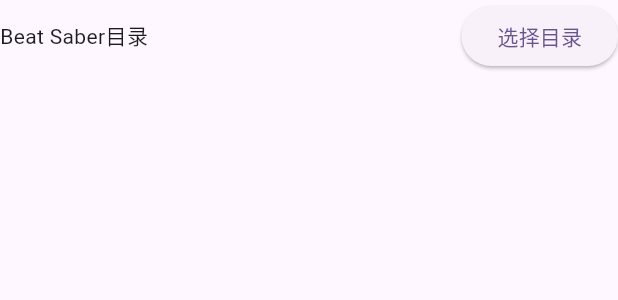
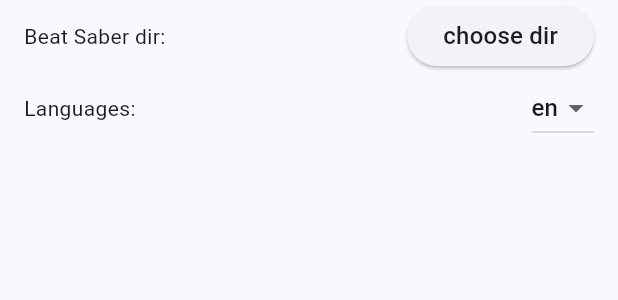
Before and after one commit to lengyue524/beat_cinema, a Flutter app: the ConfigPage widget shown alone on an empty page, opened directly, on a phone screen of 412 x 824 dp. Shown: the top 300 px of the screen. Run offline on Flutter 3.47's test engine with Material 3 defaults, Android fonts, the phone set to English and light mode, and no system bars; our stand-ins replace bloc, file_picker, flutter_bloc, shared_preferences, sprintf; accounts and stored records are empty; generated files the repository leaves out were written again.

Commit message:
feat: 添加多语言，优化UI样式

```diff
--- /dev/null
+++ b/devtools_options.yaml
@@ -0,0 +1 @@
+extensions:
--- /dev/null
+++ b/l10n.yaml
@@ -0,0 +1,3 @@
+arb-dir: lib/l10n
+template-arb-file: intl_en.arb
+output-localization-file: app_localizations.dart
--- /dev/null
+++ b/lib/App/bloc/app_event.dart
@@ -0,0 +1,12 @@
+part of 'app_bloc.dart';
+enum AppLocal {
+  en,
+  zh
+}
+@immutable
+sealed class AppEvent {}
+
+final class AppLoadComplatedEvent extends AppEvent {
+  AppLoadComplatedEvent(this.local);
+  final AppLocal local;
+}
--- /dev/null
+++ b/lib/App/bloc/app_state.dart
@@ -0,0 +1,12 @@
+part of 'app_bloc.dart';
+
+@immutable
+sealed class AppState {}
+
+final class AppInitial extends AppState {}
+
+
+final class AppLaunchComplated extends AppState {
+  AppLaunchComplated(this.local);
+  final AppLocal local;
+}
--- a/lib/App/main_page.dart
+++ b/lib/App/main_page.dart
@@ -1,5 +1,5 @@
-import 'package:beat_cinema/Config/config_page.dart';
-import 'package:beat_cinema/Menu/cubit/menu_cubit.dart';
+import 'package:beat_cinema/Modules/Config/config_page.dart';
+import 'package:beat_cinema/Modules/Menu/cubit/menu_cubit.dart';
 import 'package:flutter/material.dart';
 import 'package:flutter_bloc/flutter_bloc.dart';
 
@@ -13,6 +13,8 @@
         switch (state.menu) {
           case MenuItem.config:
             return const ConfigPage();
+          case MenuItem.home:
+            return const Text("home");
           default:
           return const ConfigPage();
         }
--- /dev/null
+++ b/lib/Common/Constants.dart
@@ -0,0 +1,6 @@
+class Constants {
+  static const String beatSaberExe = "Beat Saber.exe";
+
+
+  static const String sharedPreferencesAppLocal = "sharedPreferencesAppLocal";
+}
--- a/lib/Config/config_page.dart
+++ /dev/null
@@ -1,34 +0,0 @@
-import 'dart:io';
-
-import 'package:beat_cinema/Config/bloc/config_bloc.dart';
-import 'package:file_picker/file_picker.dart';
-import 'package:flutter/material.dart';
-import 'package:flutter_bloc/flutter_bloc.dart';
-
-class ConfigPage extends StatelessWidget {
-  const ConfigPage({super.key});
-
-  @override
-  Widget build(BuildContext context) {
-    return Column(
-      children: [
-        BlocBuilder<ConfigBloc, ConfigInitial>(builder: (context, state) {
-          return Row(children: [
-            Expanded(child: Text("Beat Saber目录${state.beatSaberPath}")),
-            ElevatedButton(onPressed: () async {
-              String? beatSaberDir = await FilePicker.platform.getDirectoryPath();
-              // 检查Beat Saber.exe是否在目录下
-              String beatSaberExePath = "$beatSaberDir${Platform.pathSeparator}Beat Saber.exe";
-              bool beatSaberExeExists = await File(beatSaberExePath).exists();
-              if (beatSaberExeExists) {
-                if (context.mounted) context.read<ConfigBloc>().add(BeatSaberFolderSetted(beatSaberDir));
-              } else {
-                if (context.mounted) ScaffoldMessenger.of(context).showSnackBar(const SnackBar(content: Text("未找到Beat Saber.exe")));
-              }
-            }, child: const Text("选择目录"))
-          ]);
-        })
-      ],
-    );
-  }
-}
--- a/lib/Config/bloc/config_bloc.dart
+++ b/lib/Modules/Config/bloc/config_bloc.dart
@@ -1,6 +1,5 @@
 import 'package:bloc/bloc.dart';
 import 'package:flutter/material.dart';
-import 'package:meta/meta.dart';
 
 part 'config_event.dart';
 part 'config_state.dart';
--- a/lib/Config/bloc/config_event.dart
+++ b/lib/Modules/Config/bloc/config_event.dart
@@ -7,3 +7,8 @@
   BeatSaberFolderSetted(this.beatSaberPath);
   final String? beatSaberPath;
 }
+
+final class LocaleChanged extends ConfigEvent {
+  LocaleChanged(this.local);
+  final Locale local;
+}
--- /dev/null
+++ b/lib/Modules/Config/config_page.dart
@@ -0,0 +1,86 @@
+import 'dart:io';
+
+import 'package:beat_cinema/App/bloc/app_bloc.dart';
+import 'package:beat_cinema/Common/constants.dart';
+import 'package:beat_cinema/Modules/Config/bloc/config_bloc.dart';
+import 'package:file_picker/file_picker.dart';
+import 'package:flutter/material.dart';
+import 'package:flutter_bloc/flutter_bloc.dart';
+import 'package:flutter_gen/gen_l10n/app_localizations.dart';
+import 'package:sprintf/sprintf.dart';
+
+class ConfigPage extends StatelessWidget {
+  const ConfigPage({super.key});
+
+  @override
+  Widget build(BuildContext context) {
+    return ListView(
+      padding: const EdgeInsets.only(left: 16, right: 16),
+      children: [
+        BlocBuilder<ConfigBloc, ConfigInitial>(builder: (context, state) {
+          return SizedBox(
+            height: 48,
+            child: Row(children: [
+              Expanded(
+                  child: Text(
+                      "${AppLocalizations.of(context)?.beat_saber_dir}${state.beatSaberPath}",
+                      style: Theme.of(context).textTheme.bodyMedium)),
+              ElevatedButton(
+                  onPressed: () async {
+                    String? beatSaberDir =
+                        await FilePicker.platform.getDirectoryPath();
+                    // 检查Beat Saber.exe是否在目录下
+                    String beatSaberExePath =
+                        "$beatSaberDir${Platform.pathSeparator}${Constants.beatSaberExe}";
+                    bool beatSaberExeExists =
+                        await File(beatSaberExePath).exists();
+                    if (beatSaberExeExists) {
+                      if (context.mounted) {
+                        context
+                            .read<ConfigBloc>()
+                            .add(BeatSaberFolderSetted(beatSaberDir));
+                      }
+                    } else {
+                      if (context.mounted) {
+                        ScaffoldMessenger.of(context).showSnackBar(SnackBar(
+                            content: Text(sprintf(
+                                AppLocalizations.of(context)!.exe_not_found,
+                                [Constants.beatSaberExe]))));
+                      }
+                    }
+                  },
+                  child: Text("${AppLocalizations.of(context)?.choose_dir}",
+                      style: Theme.of(context).textTheme.titleMedium))
+            ]),
+          );
+        }),
+        SizedBox(
+          height: 48,
+          child: Row(
+            children: [
+              Expanded(
+                  child: Text("${AppLocalizations.of(context)?.languages}")),
+              BlocBuilder<AppBloc, AppState>(
+                builder: (context, state) {
+                  return DropdownButton(
+                      value:
+                          (context.read<AppBloc>().state as AppLaunchComplated)
+                              .local,
+                      items:
+                          AppLocal.values.map<DropdownMenuItem<AppLocal>>((e) {
+                        return DropdownMenuItem<AppLocal>(
+                            value: e, child: Text(e.name));
+                      }).toList(),
+                      onChanged: (e) {
+                        AppBloc.saveAppLocal(e!);
+                        context.read<AppBloc>().add(AppLoadComplatedEvent(e));
+                      });
+                },
+              )
+            ],
+          ),
+        )
+      ],
+    );
+  }
+}
--- a/lib/Menu/cubit/menu_cubit.dart
+++ b/lib/Modules/Menu/cubit/menu_cubit.dart
@@ -1,13 +1,11 @@
 import 'package:bloc/bloc.dart';
-import 'package:meta/meta.dart';
 
 part 'menu_state.dart';
 
 class MenuCubit extends Cubit<MenuState> {
-  MenuCubit() : super(MenuState(MenuItem.config));
+  MenuCubit() : super(MenuState(MenuItem.home));
 
   void setMenu(MenuItem menu) {
-    state.menu = menu;
-    emit(state);
+    emit(MenuState(menu));
   }
 }
--- a/lib/Menu/cubit/menu_state.dart
+++ b/lib/Modules/Menu/cubit/menu_state.dart
@@ -1,6 +1,7 @@
 part of 'menu_cubit.dart';
 
 enum MenuItem {
+  home,
   config
 }
 class MenuState {
--- /dev/null
+++ b/lib/l10n/intl_en.arb
@@ -0,0 +1,6 @@
+{
+    "beat_saber_dir": "Beat Saber dir:",
+    "choose_dir": "choose dir",
+    "exe_not_found": "%s not found",
+    "languages": "Languages:"
+}
--- /dev/null
+++ b/lib/l10n/intl_zh.arb
@@ -0,0 +1,6 @@
+{
+    "beat_saber_dir": "BeatSaber目录:",
+    "choose_dir": "选择目录",
+    "exe_not_found": "未找到%s",
+    "languages": "语言:"
+}
```
Also changed, not shown: lib/App/bloc/app_bloc.dart (added, +34 -0 lines), lib/App/root_page.dart (+39 -8 lines), lib/Menu/menu_page.dart (deleted, +0 -18 lines), lib/main.dart (+41 -19 lines), pubspec.yaml (+7 -1 lines), lib/Modules/Config/bloc/config_state.dart (renamed from lib/Config/bloc/config_state.dart), pubspec.lock, 1 other file.
